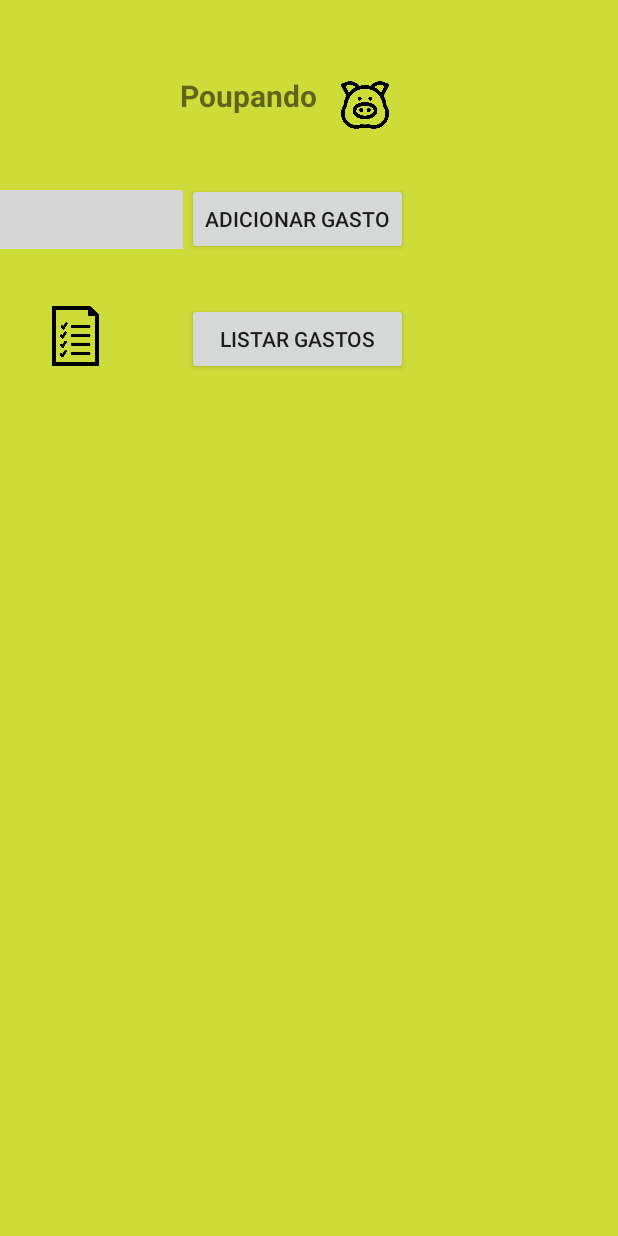
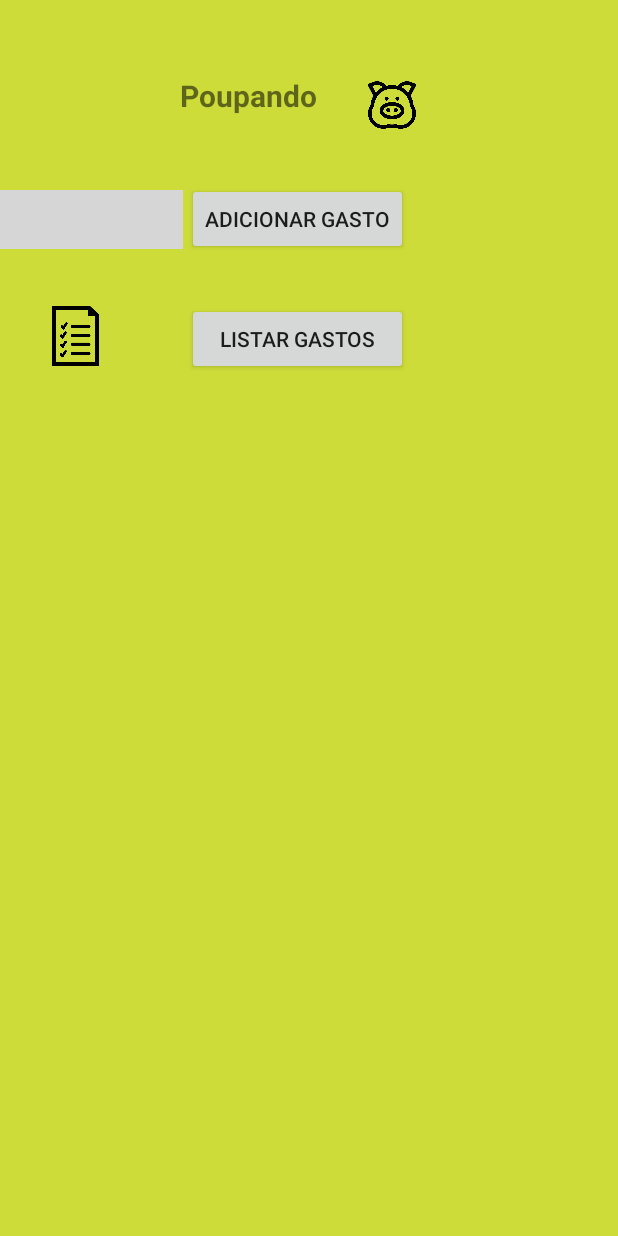
Before and after one commit to kevinzamperetti/appGastos, an Android app: the screen it shows after launch (MainActivity), on a phone screen of 412 x 824 dp. Run offline under Robolectric (Android 15) with nearby library versions, the phone set to English and light mode, and no system bars; grey boxes are pictures that could not be loaded.

Commit message:
Ajustado o título com o logotipo da main activity

```diff
--- a/app/src/main/res/layout/activity_main.xml
+++ b/app/src/main/res/layout/activity_main.xml
@@ -31,10 +31,12 @@
         android:id="@+id/imageView"
         android:layout_width="57dp"
         android:layout_height="32dp"
+        android:layout_marginStart="16dp"
         android:layout_marginEnd="140dp"
         android:src="@drawable/ic_porco"
         app:layout_constraintBottom_toBottomOf="@+id/txtView"
         app:layout_constraintEnd_toEndOf="parent"
+        app:layout_constraintStart_toEndOf="@+id/txtView"
         app:layout_constraintTop_toTopOf="@+id/txtView" />
 
     <ImageView
```
